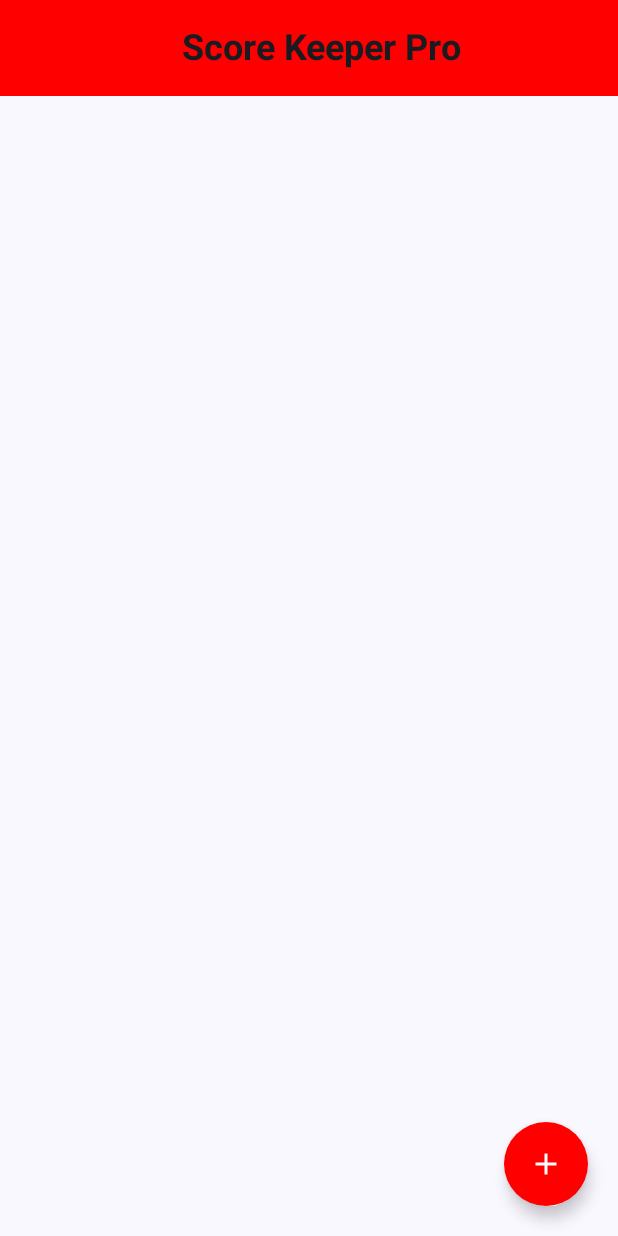
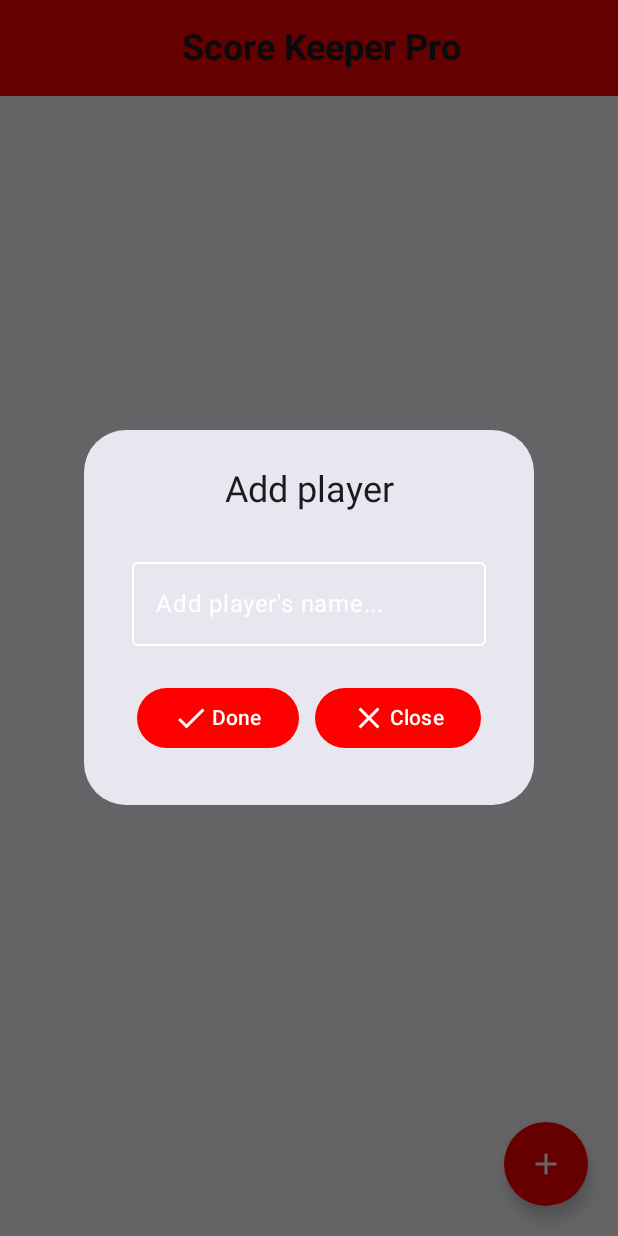
Before and after one commit to GabrielTechVentures/Score_Keeper_Pro, an Android app built with Jetpack Compose: the screen it shows after launch (MainActivity), after a tap on "Fab", on a phone screen of 412 x 824 dp. Run offline under Robolectric (Android 15) with nearby library versions, the phone set to English and light mode, and no system bars.

Commit message:
Second commit-creat addPlayerAlertDialog

```diff
--- a/app/src/main/AndroidManifest.xml
+++ b/app/src/main/AndroidManifest.xml
@@ -3,6 +3,7 @@
     xmlns:tools="http://schemas.android.com/tools">
 
     <application
+        android:name=".ScoreKeeperProApp"
         android:allowBackup="true"
         android:dataExtractionRules="@xml/data_extraction_rules"
         android:fullBackupContent="@xml/backup_rules"
--- a/app/src/main/java/ro/gabrieltechventures/scorekeeperpro/MainActivity.kt
+++ b/app/src/main/java/ro/gabrieltechventures/scorekeeperpro/MainActivity.kt
@@ -10,7 +10,9 @@ import androidx.compose.material3.Text
 import androidx.compose.runtime.Composable
 import androidx.compose.ui.Modifier
 import androidx.compose.ui.tooling.preview.Preview
+import org.koin.androidx.viewmodel.ext.android.getViewModel
 import ro.gabrieltechventures.scorekeeperpro.player_list.PlayerListScreen
+import ro.gabrieltechventures.scorekeeperpro.player_list.PlayerListViewModel
 import ro.gabrieltechventures.scorekeeperpro.ui.theme.ScoreKeeperProTheme
 
 class MainActivity : ComponentActivity() {
@@ -23,7 +25,8 @@ class MainActivity : ComponentActivity() {
                     modifier = Modifier.fillMaxSize(),
                     color = MaterialTheme.colorScheme.background
                 ) {
-PlayerListScreen()
+                    val viewModel=getViewModel<PlayerListViewModel>()
+PlayerListScreen(viewModel)
                 }
             }
         }
--- /dev/null
+++ b/app/src/main/java/ro/gabrieltechventures/scorekeeperpro/ScoreKeeperProApp.kt
@@ -0,0 +1,16 @@
+package ro.gabrieltechventures.scorekeeperpro
+
+import android.app.Application
+import org.koin.android.ext.koin.androidContext
+import org.koin.core.context.startKoin
+import ro.gabrieltechventures.scorekeeperpro.di.appModule
+
+class ScoreKeeperProApp:Application() {
+    override fun onCreate() {
+        super.onCreate()
+        startKoin {
+            androidContext(this@ScoreKeeperProApp)
+            modules(appModule)
+        }
+    }
+}
--- /dev/null
+++ b/app/src/main/java/ro/gabrieltechventures/scorekeeperpro/di/AppModule.kt
@@ -0,0 +1,11 @@
+package ro.gabrieltechventures.scorekeeperpro.di
+
+import org.koin.androidx.viewmodel.dsl.viewModel
+import org.koin.dsl.module
+import ro.gabrieltechventures.scorekeeperpro.player_list.PlayerListViewModel
+
+val appModule= module{
+    viewModel {
+        PlayerListViewModel()
+    }
+}
--- /dev/null
+++ b/app/src/main/java/ro/gabrieltechventures/scorekeeperpro/player_list/PlayerListEvent.kt
@@ -0,0 +1,6 @@
+package ro.gabrieltechventures.scorekeeperpro.player_list
+
+sealed class PlayerListEvent {
+    object onAddPlayerBtnClick:PlayerListEvent()
+    object addPlayerDismiss:PlayerListEvent()
+}
--- a/app/src/main/java/ro/gabrieltechventures/scorekeeperpro/player_list/PlayerListScreen.kt
+++ b/app/src/main/java/ro/gabrieltechventures/scorekeeperpro/player_list/PlayerListScreen.kt
@@ -1,18 +1,34 @@
 package ro.gabrieltechventures.scorekeeperpro.player_list
 
+import android.graphics.drawable.Icon
+import androidx.compose.foundation.layout.Arrangement
+import androidx.compose.foundation.layout.Column
+import androidx.compose.foundation.layout.Row
+import androidx.compose.foundation.layout.Spacer
 import androidx.compose.foundation.layout.fillMaxSize
 import androidx.compose.foundation.layout.fillMaxWidth
 import androidx.compose.foundation.layout.padding
+import androidx.compose.foundation.layout.size
+import androidx.compose.foundation.layout.width
 import androidx.compose.foundation.shape.CircleShape
 import androidx.compose.material.icons.Icons
 import androidx.compose.material.icons.filled.Add
+import androidx.compose.material.icons.filled.Close
+import androidx.compose.material.icons.filled.Done
+import androidx.compose.material3.AlertDialog
+import androidx.compose.material3.Button
+import androidx.compose.material3.ButtonColors
+import androidx.compose.material3.ButtonDefaults
 import androidx.compose.material3.ExperimentalMaterial3Api
 import androidx.compose.material3.FloatingActionButton
 import androidx.compose.material3.Icon
+import androidx.compose.material3.OutlinedTextField
 import androidx.compose.material3.Scaffold
 import androidx.compose.material3.ShapeDefaults
 import androidx.compose.material3.Shapes
 import androidx.compose.material3.Text
+import androidx.compose.material3.TextFieldColors
+import androidx.compose.material3.TextFieldDefaults
 import androidx.compose.material3.TopAppBar
 import androidx.compose.material3.TopAppBarColors
 import androidx.compose.material3.TopAppBarDefaults
@@ -27,7 +43,9 @@ import androidx.compose.ui.unit.sp
 
 @OptIn(ExperimentalMaterial3Api::class)
 @Composable
-fun PlayerListScreen()
+fun PlayerListScreen(
+    viewModel: PlayerListViewModel
+)
 {
     Scaffold(
         modifier=Modifier.fillMaxSize(),
@@ -46,11 +64,61 @@ fun PlayerListScreen()
                 shape = CircleShape,
                 containerColor = Color.Red,
                 contentColor = Color.White,
-                onClick = { /*TODO*/ }) {
+                onClick = {viewModel.onEvent(PlayerListEvent.onAddPlayerBtnClick)  }) {
                 Icon(imageVector = Icons.Default.Add, contentDescription ="Fab" )
             }
         }
         ){
         Text(text = "", modifier = Modifier.padding(it))
     }
+    if (viewModel.showAddPlayerDialog)
+    {
+        AlertDialog(
+            modifier = Modifier.size(width = 300.dp, height = 250.dp),
+            title = { Text(text = "Add player", modifier = Modifier.fillMaxWidth(), textAlign = TextAlign.Center)},
+            onDismissRequest = { viewModel.onEvent(PlayerListEvent.addPlayerDismiss)},
+            confirmButton = {
+                Column(modifier=Modifier.fillMaxSize()) {
+                   OutlinedTextField(
+                       modifier = Modifier
+                           .fillMaxWidth()
+                           .padding(8.dp),
+                       colors = TextFieldDefaults.outlinedTextFieldColors(
+                           focusedLabelColor = Color.Red,
+                           unfocusedLabelColor = Color.White,
+                           focusedTextColor = Color.Red,
+                           unfocusedTextColor = Color.White,
+                           cursorColor = Color.Blue,
+                           focusedBorderColor = Color.Red,
+                           unfocusedBorderColor = Color.White
+
+                       ),
+                       label = { Text(text = "Add player's name...")},
+                       value = "",//TODO
+                       onValueChange ={} )//TODO
+
+                    Row(modifier=Modifier.fillMaxWidth().padding(top = 16.dp), horizontalArrangement = Arrangement.SpaceEvenly){
+                        Button(
+                            colors =ButtonDefaults.buttonColors(contentColor = Color.White, containerColor = Color.Red),
+                            onClick = { /*TODO*/ }
+                        ) {
+                            androidx.compose.material3.Icon(imageVector = Icons.Default.Done, contentDescription ="DoneBtn" )
+                            Spacer(modifier = Modifier.width(2.dp))
+                            Text(text = "Done")
+                        }
+
+                        Button(
+                            colors =ButtonDefaults.buttonColors(contentColor = Color.White, containerColor = Color.Red),
+                            onClick = { viewModel.onEvent(PlayerListEvent.addPlayerDismiss) }
+                        ) {
+                            androidx.compose.material3.Icon(imageVector = Icons.Default.Close, contentDescription ="CloseBtn" )
+                            Spacer(modifier = Modifier.width(2.dp))
+                            Text(text = "Close")
+                        }
+                    }
+                }
+
+            })
+    }
+
 }
--- /dev/null
+++ b/app/src/main/java/ro/gabrieltechventures/scorekeeperpro/player_list/PlayerListViewModel.kt
@@ -0,0 +1,24 @@
+package ro.gabrieltechventures.scorekeeperpro.player_list
+
+import androidx.compose.runtime.getValue
+import androidx.compose.runtime.mutableStateOf
+import androidx.compose.runtime.setValue
+import androidx.lifecycle.ViewModel
+
+class PlayerListViewModel:ViewModel() {
+    var showAddPlayerDialog by mutableStateOf(false)
+        private set
+
+    fun onEvent(event: PlayerListEvent)
+    {
+        when(event)
+        {
+            is PlayerListEvent.onAddPlayerBtnClick->{
+                    showAddPlayerDialog=true
+            }
+            is PlayerListEvent.addPlayerDismiss->{
+                showAddPlayerDialog=false
+            }
+        }
+    }
+}
```
